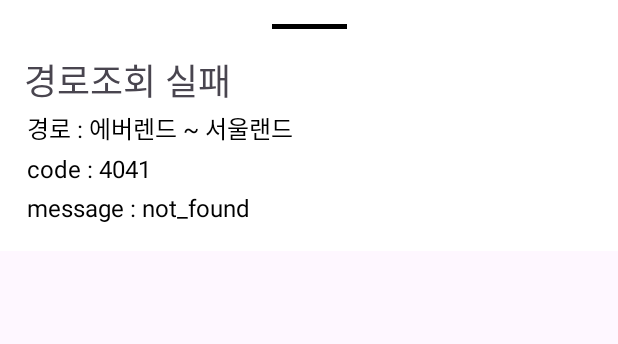
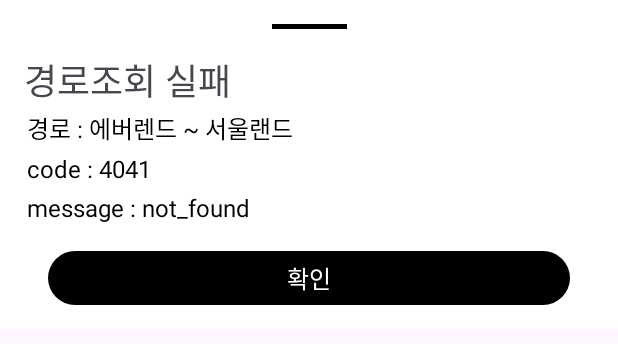
Before and after one commit to tnvnfdla1214/KakaoMapProject, an Android app: the layout fragment_error_bottom_sheet.xml on its own in the app's theme, with its tools: preview values and no code run, on a phone screen of 412 x 824 dp. Shown: the top 344 px of the screen. Run offline under Robolectric (Android 15) with nearby library versions, the phone set to English and light mode, and no system bars; network calls fail.

Commit message:
ErrorBottomSheetFragment dismiss 시 초기화 기능 추가

```diff
--- a/ui/src/main/java/com/example/kakaomapproject/MainActivity.kt
+++ b/ui/src/main/java/com/example/kakaomapproject/MainActivity.kt
@@ -13,7 +13,6 @@ import androidx.recyclerview.widget.LinearLayoutManager
 import com.example.data.response.DistanceTime
 import com.example.data.response.OriginDestination
 import com.example.kakaomapproject.databinding.ActivityMainBinding
-import com.example.kakaomapproject.model.Route
 import com.example.kakaomapproject.model.RouteError
 import com.kakao.vectormap.KakaoMap
 import com.kakao.vectormap.KakaoMapReadyCallback
@@ -64,7 +63,8 @@ class MainActivity : AppCompatActivity() {
         val bottomSheet = ErrorBottomSheetFragment.newInstance(
             routeError.code,
             routeError.message,
-            routeError.path
+            routeError.path,
+            onDismissCallback = { viewModel.restErrorViewState() }
         )
         bottomSheet.show(supportFragmentManager, "ErrorBottomSheet")
     }
--- a/ui/src/main/java/com/example/kakaomapproject/MainViewModel.kt
+++ b/ui/src/main/java/com/example/kakaomapproject/MainViewModel.kt
@@ -48,6 +48,10 @@ class MainViewModel @Inject constructor(
 
     init {
         fetchLocations()
+    }
+
+    fun restErrorViewState() {
+        _errorViewState.value = null
     }
 
     private fun fetchLocations() {
--- /dev/null
+++ b/ui/src/main/res/drawable/error_bottom_sheet_button_background.xml
@@ -0,0 +1,6 @@
+<?xml version="1.0" encoding="utf-8"?>
+<shape xmlns:android="http://schemas.android.com/apk/res/android"
+    android:shape="rectangle">
+    <corners android:radius="999dp" />
+    <solid android:color="@color/black" />
+</shape>
--- a/ui/src/main/res/layout/fragment_error_bottom_sheet.xml
+++ b/ui/src/main/res/layout/fragment_error_bottom_sheet.xml
@@ -94,5 +94,31 @@
             app:layout_constraintTop_toTopOf="@+id/message_label"
             tools:text="not_found" />
 
+        <LinearLayout
+            android:id="@+id/close_button"
+            android:layout_width="match_parent"
+            android:layout_height="wrap_content"
+            android:layout_marginHorizontal="16dp"
+            android:layout_marginTop="16dp"
+            android:background="@drawable/error_bottom_sheet_button_background"
+            android:gravity="center"
+            android:orientation="vertical"
+            app:layout_constraintEnd_toEndOf="parent"
+            app:layout_constraintStart_toStartOf="parent"
+            app:layout_constraintTop_toBottomOf="@+id/message_label">
+
+            <TextView
+                android:layout_width="wrap_content"
+                android:layout_height="wrap_content"
+                android:layout_margin="4dp"
+                android:padding="2dp"
+                android:text="확인"
+                android:textColor="@color/white"
+                android:textSize="16sp"
+                app:layout_constraintStart_toEndOf="@+id/message_label"
+                app:layout_constraintTop_toTopOf="@+id/message_label" />
+
+        </LinearLayout>
+
     </androidx.constraintlayout.widget.ConstraintLayout>
 </layout>
```
Also changed, not shown: ui/src/main/java/com/example/kakaomapproject/ErrorBottomSheetFragment.kt (+15 -1 lines).
